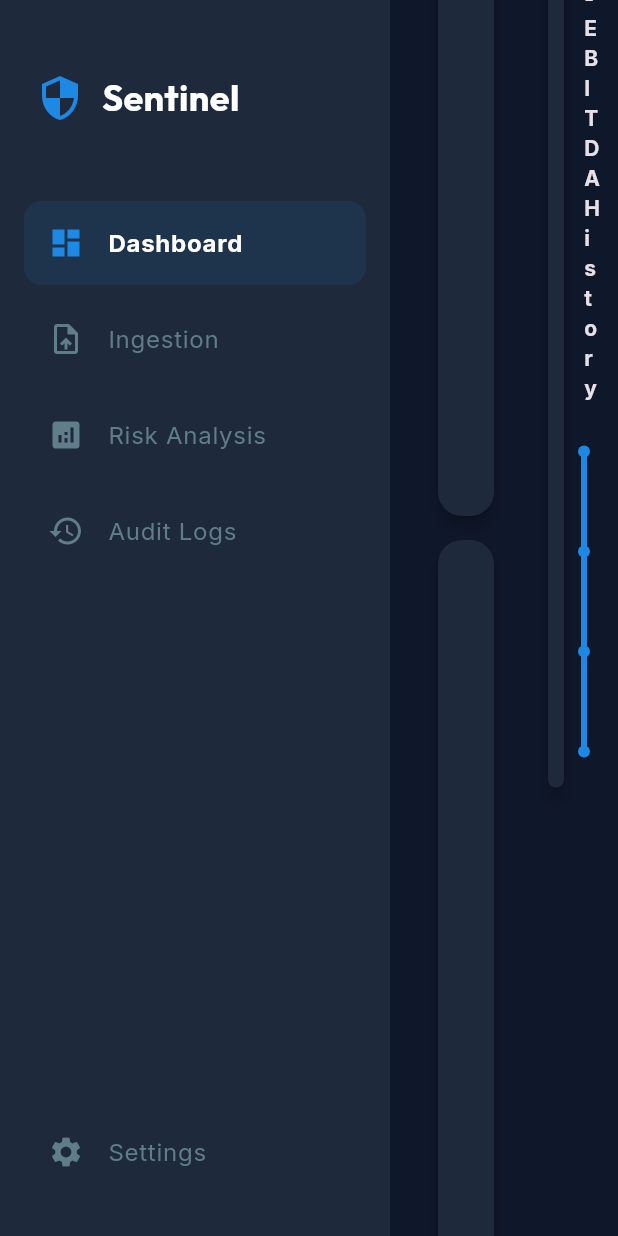
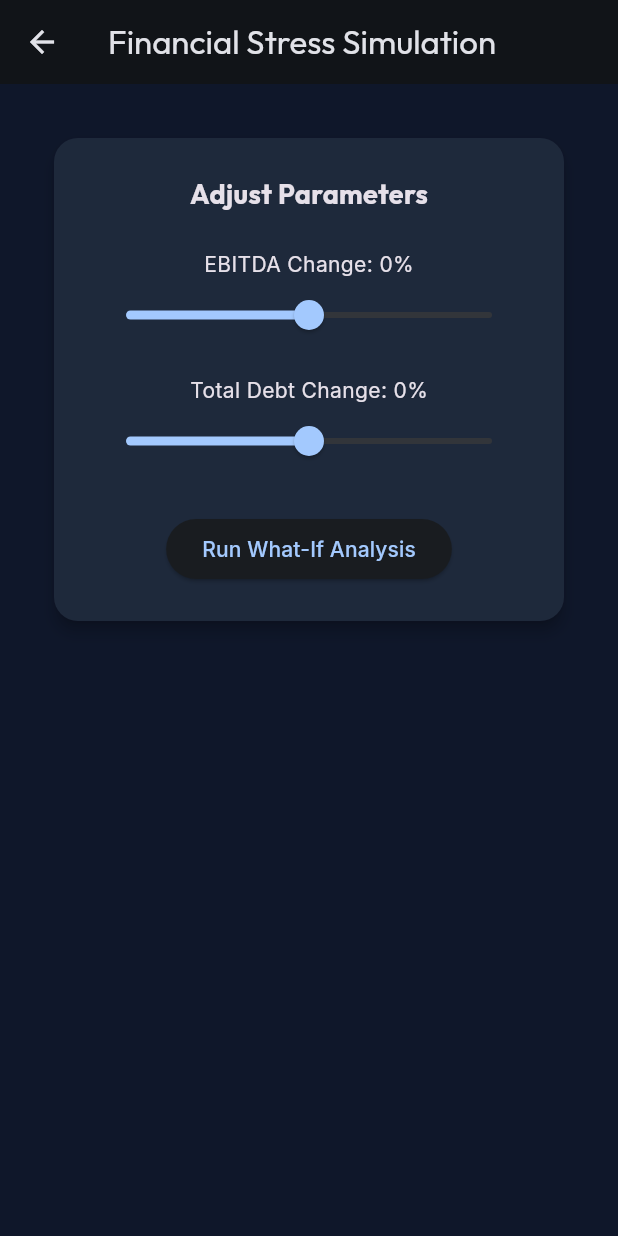
Before and after one commit to Jitimay/credit_sentinel, a Flutter app: the screen it shows after launch, scrolled down 1152 dp, after a tap on "Risk Analysis", on a phone screen of 412 x 824 dp. Run offline on Flutter 3.47's test engine with Material 3 defaults, Android fonts, the phone set to English and light mode, and no system bars; our stand-ins replace file_picker, fl_chart, google_fonts.

Commit message:
Complete feature set: Added What-if simulation, Audit logs, and Explainable AI justifications

```diff
--- a/frontend/lib/pages/dashboard_page.dart
+++ b/frontend/lib/pages/dashboard_page.dart
@@ -3,6 +3,8 @@ import 'package:google_fonts/google_fonts.dart';
 import 'package:fl_chart/fl_chart.dart';
 import '../widgets/covenant_card.dart';
 import 'upload_page.dart';
+import 'simulation_page.dart';
+import 'audit_log_page.dart';
 
 class DashboardPage extends StatefulWidget {
   const DashboardPage({super.key});
@@ -73,9 +75,15 @@ class _DashboardPageState extends State<DashboardPage> {
           ),
           const SizedBox(height: 48),
           _buildSidebarItem(Icons.dashboard, 'Dashboard', active: true),
-          _buildSidebarItem(Icons.upload_file, 'Ingestion'),
-          _buildSidebarItem(Icons.analytics, 'Risk Analysis'),
-          _buildSidebarItem(Icons.history, 'Audit Logs'),
+          _buildSidebarItem(Icons.upload_file, 'Ingestion', onTap: () {
+             Navigator.push(context, MaterialPageRoute(builder: (context) => const UploadPage()));
+          }),
+          _buildSidebarItem(Icons.analytics, 'Risk Analysis', onTap: () {
+             Navigator.push(context, MaterialPageRoute(builder: (context) => const SimulationPage()));
+          }),
+          _buildSidebarItem(Icons.history, 'Audit Logs', onTap: () {
+             Navigator.push(context, MaterialPageRoute(builder: (context) => const AuditLogPage()));
+          }),
           const Spacer(),
           _buildSidebarItem(Icons.settings, 'Settings'),
           const SizedBox(height: 24),
@@ -84,7 +92,7 @@ class _DashboardPageState extends State<DashboardPage> {
     );
   }
 
-  Widget _buildSidebarItem(IconData icon, String label, {bool active = false}) {
+  Widget _buildSidebarItem(IconData icon, String label, {bool active = false, VoidCallback? onTap}) {
     return Container(
       margin: const EdgeInsets.symmetric(horizontal: 16, vertical: 4),
       decoration: BoxDecoration(
@@ -100,7 +108,7 @@ class _DashboardPageState extends State<DashboardPage> {
             fontWeight: active ? FontWeight.bold : FontWeight.normal,
           ),
         ),
-        onTap: () {},
+        onTap: onTap ?? () {},
       ),
     );
   }
--- /dev/null
+++ b/frontend/lib/pages/simulation_page.dart
@@ -0,0 +1,91 @@
+import 'package:flutter/material.dart';
+import 'package:google_fonts/google_fonts.dart';
+
+class SimulationPage extends StatefulWidget {
+  const SimulationPage({super.key});
+
+  @override
+  State<SimulationPage> createState() => _SimulationPageState();
+}
+
+class _SimulationPageState extends State<SimulationPage> {
+  double _ebitdaChange = 0.0;
+  double _debtChange = 0.0;
+  List<Map<String, dynamic>> _results = [];
+
+  void _runSimulation() {
+    // Simulated local logic for demo (normally calls /simulate)
+    setState(() {
+      _results = [
+        {"name": "Debt-to-EBITDA", "status": _ebitdaChange < -0.2 ? "Breach" : "Compliant", "value": (3.2 * (1 + _debtChange)) / (1 + _ebitdaChange)},
+        {"name": "Interest Coverage", "status": _ebitdaChange < -0.1 ? "Warning" : "Compliant", "value": 2.5 * (1 + _ebitdaChange)},
+      ];
+    });
+  }
+
+  @override
+  Widget build(BuildContext context) {
+    return Scaffold(
+      appBar: AppBar(title: Text('Financial Stress Simulation', style: GoogleFonts.outfit())),
+      body: Padding(
+        padding: const EdgeInsets.all(32),
+        child: Column(
+          children: [
+            Card(
+              child: Padding(
+                padding: const EdgeInsets.all(24),
+                child: Column(
+                  children: [
+                    Text('Adjust Parameters', style: GoogleFonts.outfit(fontSize: 18, fontWeight: FontWeight.bold)),
+                    const SizedBox(height: 24),
+                    Text('EBITDA Change: ${(_ebitdaChange * 100).round()}%'),
+                    Slider(
+                      value: _ebitdaChange,
+                      min: -0.5,
+                      max: 0.5,
+                      onChanged: (v) => setState(() => _ebitdaChange = v),
+                    ),
+                    const SizedBox(height: 16),
+                    Text('Total Debt Change: ${(_debtChange * 100).round()}%'),
+                    Slider(
+                      value: _debtChange,
+                      min: -0.5,
+                      max: 0.5,
+                      onChanged: (v) => setState(() => _debtChange = v),
+                    ),
+                    const SizedBox(height: 24),
+                    ElevatedButton(onPressed: _runSimulation, child: const Text('Run What-If Analysis')),
+                  ],
+                ),
+              ),
+            ),
+            const SizedBox(height: 32),
+            if (_results.isNotEmpty)
+              Expanded(
+                child: ListView.builder(
+                  itemCount: _results.length,
+                  itemBuilder: (context, i) {
+                    final r = _results[i];
+                    return Card(
+                      child: ListTile(
+                        leading: CircleAvatar(backgroundColor: _getStatusColor(r['status'])),
+                        title: Text(r['name'], style: const TextStyle(fontWeight: FontWeight.bold)),
+                        subtitle: Text('Simulated Value: ${r['value'].toStringAsFixed(2)}'),
+                        trailing: Text(r['status'], style: TextStyle(color: _getStatusColor(r['status']), fontWeight: FontWeight.bold)),
+                      ),
+                    );
+                  },
+                ),
+              ),
+          ],
+        ),
+      ),
+    );
+  }
+
+  Color _getStatusColor(String status) {
+    if (status == 'Breach') return Colors.red;
+    if (status == 'Warning') return Colors.amber;
+    return Colors.green;
+  }
+}
```
Also changed, not shown: frontend/lib/pages/audit_log_page.dart (added, +34 -0 lines), frontend/lib/widgets/covenant_card.dart (+21 -2 lines), 2 other files.
